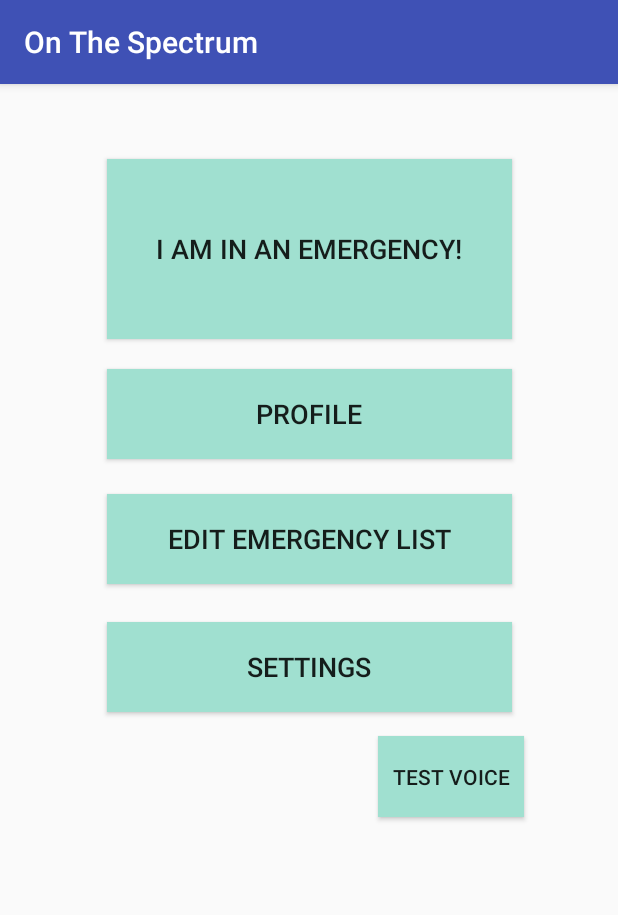
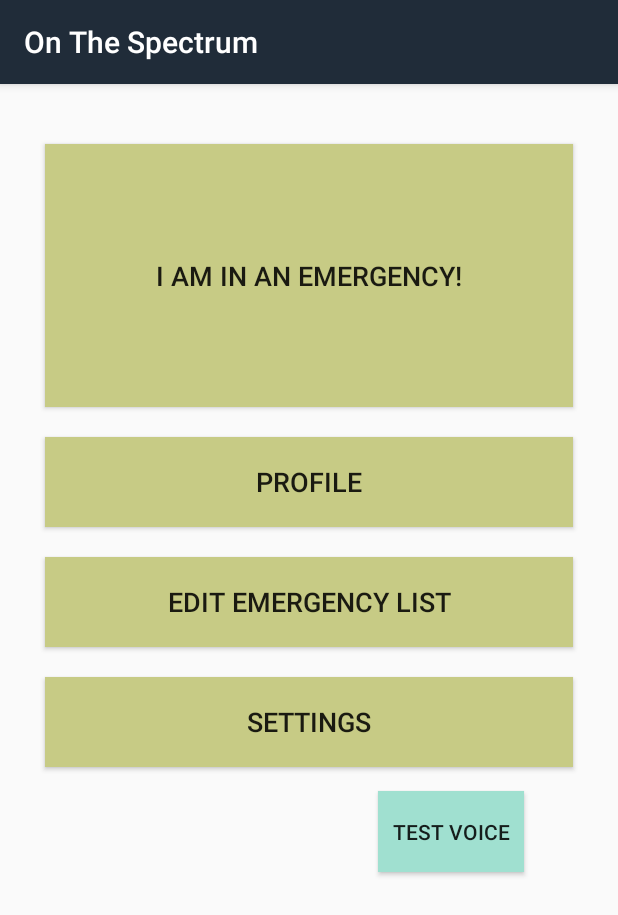
Before and after one commit to mat2567/OnTheSpectrum, an Android app: the screen it shows after launch (HomeActivity), on a phone screen of 412 x 824 dp. Shown: the top 915 px of the screen. Run offline under Robolectric (Android 15) with nearby library versions, the light colour scheme and no system bars.

Commit message:
Default color is the 1st scheme and adjusted size of some buttons

```diff
--- a/app/src/main/java/com/ots/tdd/onthespectrum/HomeActivity.java
+++ b/app/src/main/java/com/ots/tdd/onthespectrum/HomeActivity.java
@@ -97,14 +97,12 @@ public class HomeActivity extends AppCompatActivity {
         int theme = sharedPref.getInt("colorTheme", 0);
         if (theme == 0) {
             SharedPreferences.Editor editor = sharedPref.edit();
-            editor.putInt("colorTheme", R.style.AppTheme);
-            colorHomeButtons = R.color.colorHome;
+            theme = R.style.Theme1;
+            editor.putInt("colorTheme", theme);
+            colorHomeButtons = R.color.theme1Home;
             editor.commit();
         } else {
             switch (theme) {
-                case R.style.AppTheme:
-                    colorHomeButtons = R.color.colorHome;
-                    break;
                 case R.style.Theme1:
                     colorHomeButtons = R.color.theme1Home;
                     break;
--- a/app/src/main/res/layout/activity_home.xml
+++ b/app/src/main/res/layout/activity_home.xml
@@ -8,9 +8,11 @@
 
     <Button
         android:id="@+id/emergencyButton"
-        android:layout_width="270dp"
-        android:layout_height="120dp"
-        android:layout_marginTop="50dp"
+        android:layout_width="0dp"
+        android:layout_height="175dp"
+        android:layout_marginLeft="30dp"
+        android:layout_marginRight="30dp"
+        android:layout_marginTop="40dp"
         android:background="@color/colorHome"
         android:onClick="moveToCallScreen"
         android:text="I am in an emergency!"
@@ -23,26 +25,28 @@
 
     <Button
         android:id="@+id/profileButton"
-        android:layout_width="270dp"
+        android:layout_width="0dp"
         android:layout_height="60dp"
+        android:layout_marginLeft="30dp"
+        android:layout_marginRight="30dp"
+        android:layout_marginTop="20dp"
+        android:background="@color/colorHome"
         android:onClick="moveToProfileScreen"
         android:text="Profile"
-        android:background="@color/colorHome"
         app:layout_constraintLeft_toLeftOf="parent"
         app:layout_constraintRight_toRightOf="parent"
+        app:layout_constraintTop_toBottomOf="@+id/emergencyButton"
         tools:layout_constraintLeft_creator="1"
         tools:layout_constraintRight_creator="1"
-        tools:layout_constraintTop_creator="1"
-        android:layout_marginTop="20dp"
-        app:layout_constraintTop_toBottomOf="@+id/emergencyButton" />
+        tools:layout_constraintTop_creator="1" />
 
     <Button
         android:id="@+id/editEmergencyButton"
-        android:layout_width="270dp"
+        android:layout_width="0dp"
         android:layout_height="60dp"
-        android:layout_marginLeft="0dp"
-        android:layout_marginRight="0dp"
-        android:layout_marginTop="23dp"
+        android:layout_marginLeft="30dp"
+        android:layout_marginRight="30dp"
+        android:layout_marginTop="20dp"
         android:background="@color/colorHome"
         android:onClick="moveToEmergencyListScreen"
         android:text="Edit Emergency List"
@@ -52,14 +56,14 @@
 
     <Button
         android:id="@+id/settingsButton"
-        android:layout_width="270dp"
+        android:layout_width="0dp"
         android:layout_height="60dp"
-        android:layout_marginLeft="0dp"
-        android:layout_marginRight="0dp"
-        android:layout_marginTop="25dp"
+        android:layout_marginLeft="30dp"
+        android:layout_marginRight="30dp"
+        android:layout_marginTop="20dp"
+        android:background="@color/colorHome"
         android:onClick="moveToSettingsScreen"
         android:text="Settings"
-        android:background="@color/colorHome"
         app:layout_constraintLeft_toLeftOf="parent"
         app:layout_constraintRight_toRightOf="parent"
         app:layout_constraintTop_toBottomOf="@+id/editEmergencyButton" />
```
Also changed, not shown: app/src/main/res/layout/activity_settings.xml (+8 -9 lines).
